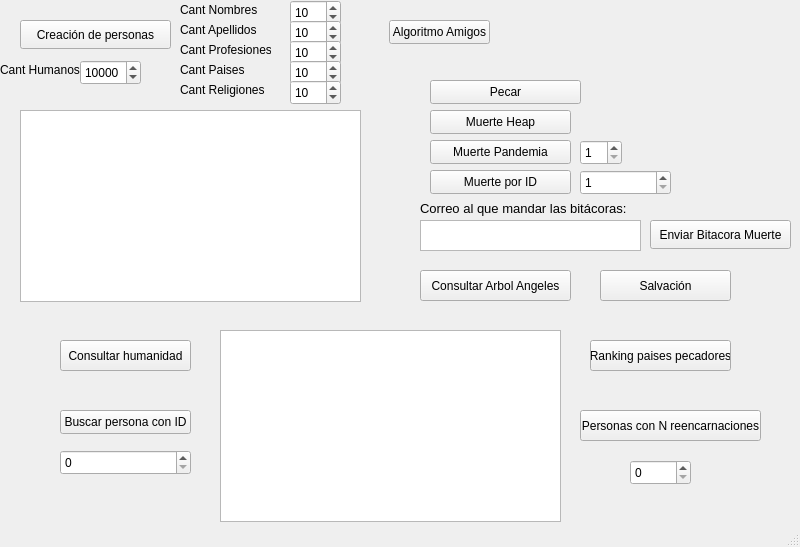
Above: BienVsMal/mainwindow.ui from arty4325/IC2001-BienVsMal before the change. Below: the same form after it.
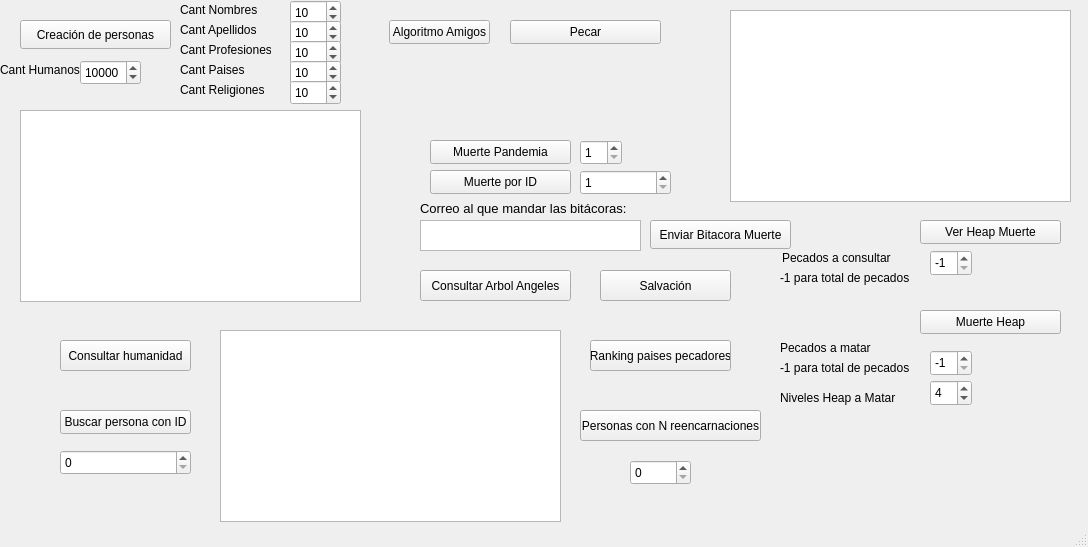
That is the form after the change.

```diff
--- a/BienVsMal/mainwindow.ui
+++ b/BienVsMal/mainwindow.ui
@@ -6,7 +6,7 @@
    <rect>
     <x>0</x>
     <y>0</y>
-    <width>800</width>
+    <width>1088</width>
     <height>547</height>
    </rect>
   </property>
@@ -89,8 +89,8 @@
    <widget class="QPushButton" name="pushButton_4">
     <property name="geometry">
      <rect>
-      <x>430</x>
-      <y>80</y>
+      <x>510</x>
+      <y>20</y>
       <width>151</width>
       <height>24</height>
      </rect>
@@ -102,8 +102,8 @@
    <widget class="QPushButton" name="pushButton_5">
     <property name="geometry">
      <rect>
-      <x>430</x>
-      <y>110</y>
+      <x>920</x>
+      <y>310</y>
       <width>141</width>
       <height>24</height>
      </rect>
@@ -501,6 +501,161 @@
 &lt;p style=&quot;-qt-paragraph-type:empty; margin-top:0px; margin-bottom:0px; margin-left:0px; margin-right:0px; -qt-block-indent:0; text-indent:0px;&quot;&gt;&lt;br /&gt;&lt;/p&gt;&lt;/body&gt;&lt;/html&gt;</string>
     </property>
    </widget>
+   <widget class="QTextBrowser" name="txbHeap">
+    <property name="geometry">
+     <rect>
+      <x>730</x>
+      <y>10</y>
+      <width>341</width>
+      <height>192</height>
+     </rect>
+    </property>
+    <property name="html">
+     <string>&lt;!DOCTYPE HTML PUBLIC &quot;-//W3C//DTD HTML 4.0//EN&quot; &quot;http://www.w3.org/TR/REC-html40/strict.dtd&quot;&gt;
+&lt;html&gt;&lt;head&gt;&lt;meta name=&quot;qrichtext&quot; content=&quot;1&quot; /&gt;&lt;meta charset=&quot;utf-8&quot; /&gt;&lt;style type=&quot;text/css&quot;&gt;
+p, li { white-space: pre-wrap; }
+hr { height: 1px; border-width: 0; }
+li.unchecked::marker { content: &quot;\2610&quot;; }
+li.checked::marker { content: &quot;\2612&quot;; }
+&lt;/style&gt;&lt;/head&gt;&lt;body style=&quot; font-family:'Segoe UI'; font-size:9pt; font-weight:400; font-style:normal;&quot;&gt;
+&lt;p style=&quot;-qt-paragraph-type:empty; margin-top:0px; margin-bottom:0px; margin-left:0px; margin-right:0px; -qt-block-indent:0; text-indent:0px;&quot;&gt;&lt;br /&gt;&lt;/p&gt;&lt;/body&gt;&lt;/html&gt;</string>
+    </property>
+   </widget>
+   <widget class="QPushButton" name="pushButton_13">
+    <property name="geometry">
+     <rect>
+      <x>920</x>
+      <y>220</y>
+      <width>141</width>
+      <height>24</height>
+     </rect>
+    </property>
+    <property name="text">
+     <string>Ver Heap Muerte</string>
+    </property>
+   </widget>
+   <widget class="QLabel" name="label_8">
+    <property name="geometry">
+     <rect>
+      <x>782</x>
+      <y>250</y>
+      <width>121</width>
+      <height>16</height>
+     </rect>
+    </property>
+    <property name="text">
+     <string>Pecados a consultar</string>
+    </property>
+   </widget>
+   <widget class="QLabel" name="label_9">
+    <property name="geometry">
+     <rect>
+      <x>780</x>
+      <y>270</y>
+      <width>141</width>
+      <height>16</height>
+     </rect>
+    </property>
+    <property name="text">
+     <string>-1 para total de pecados</string>
+    </property>
+   </widget>
+   <widget class="QSpinBox" name="verHeapMuerte">
+    <property name="geometry">
+     <rect>
+      <x>930</x>
+      <y>250</y>
+      <width>42</width>
+      <height>26</height>
+     </rect>
+    </property>
+    <property name="minimum">
+     <number>-1</number>
+    </property>
+    <property name="maximum">
+     <number>6</number>
+    </property>
+    <property name="value">
+     <number>-1</number>
+    </property>
+   </widget>
+   <widget class="QLabel" name="label_10">
+    <property name="geometry">
+     <rect>
+      <x>780</x>
+      <y>340</y>
+      <width>121</width>
+      <height>16</height>
+     </rect>
+    </property>
+    <property name="text">
+     <string>Pecados a matar</string>
+    </property>
+   </widget>
+   <widget class="QLabel" name="label_11">
+    <property name="geometry">
+     <rect>
+      <x>780</x>
+      <y>360</y>
+      <width>141</width>
+      <height>16</height>
+     </rect>
+    </property>
+    <property name="text">
+     <string>-1 para total de pecados</string>
+    </property>
+   </widget>
+   <widget class="QSpinBox" name="heapMatar">
+    <property name="geometry">
+     <rect>
+      <x>930</x>
+      <y>350</y>
+      <width>42</width>
+      <height>26</height>
+     </rect>
+    </property>
+    <property name="minimum">
+     <number>-1</number>
+    </property>
+    <property name="maximum">
+     <number>6</number>
+    </property>
+    <property name="value">
+     <number>-1</number>
+    </property>
+   </widget>
+   <widget class="QLabel" name="label_12">
+    <property name="geometry">
+     <rect>
+      <x>780</x>
+      <y>390</y>
+      <width>121</width>
+      <height>16</height>
+     </rect>
+    </property>
+    <property name="text">
+     <string>Niveles Heap a Matar</string>
+    </property>
+   </widget>
+   <widget class="QSpinBox" name="nivelesMatar">
+    <property name="geometry">
+     <rect>
+      <x>930</x>
+      <y>380</y>
+      <width>42</width>
+      <height>26</height>
+     </rect>
+    </property>
+    <property name="minimum">
+     <number>0</number>
+    </property>
+    <property name="maximum">
+     <number>500</number>
+    </property>
+    <property name="value">
+     <number>4</number>
+    </property>
+   </widget>
   </widget>
   <widget class="QMenuBar" name="menubar">
    <property name="geometry">
```
Left out of the diff: 4 changed lines with no effect on the pictures.
